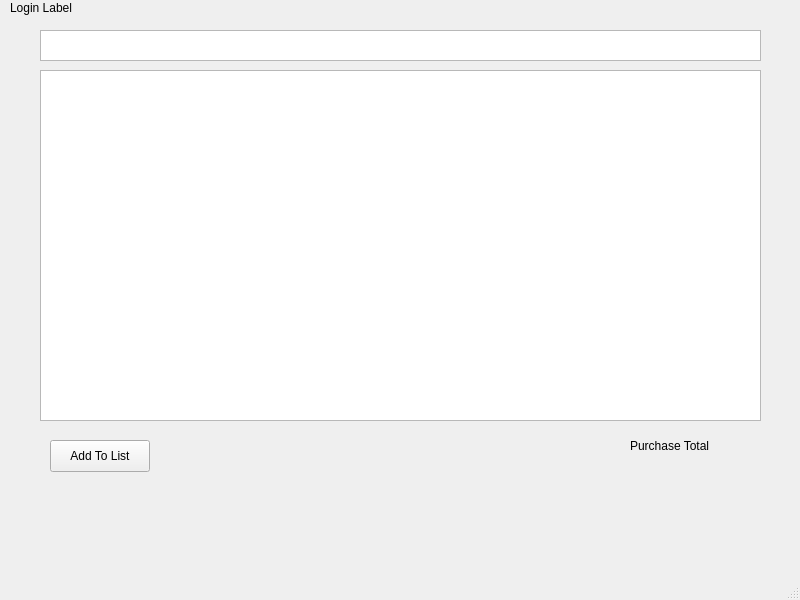
pjpassero/StoreManager, file pointofsaleview.ui: the form before one commit.
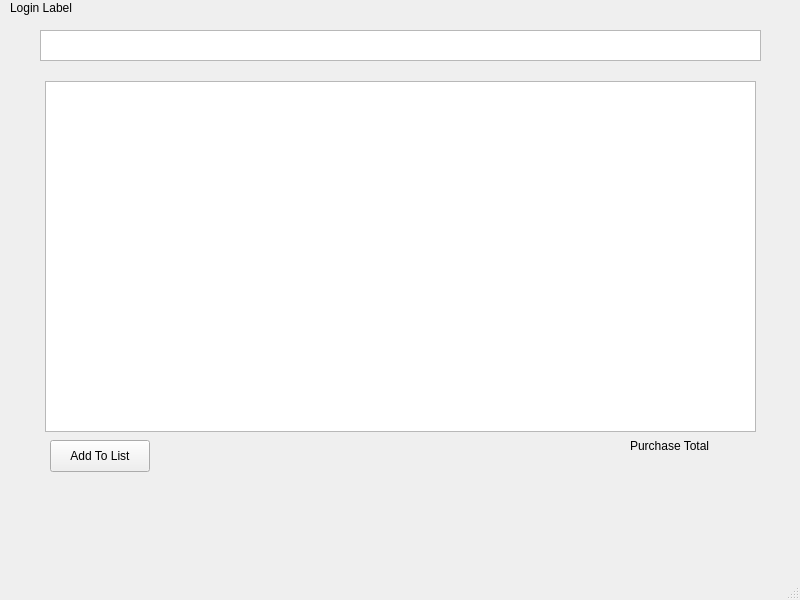
The form after the commit.

```diff
--- a/pointofsaleview.ui
+++ b/pointofsaleview.ui
@@ -27,16 +27,6 @@
      <string>Login Label</string>
     </property>
    </widget>
-   <widget class="QTableView" name="products">
-    <property name="geometry">
-     <rect>
-      <x>40</x>
-      <y>70</y>
-      <width>721</width>
-      <height>351</height>
-     </rect>
-    </property>
-   </widget>
    <widget class="QLabel" name="purchaseTotal">
     <property name="geometry">
      <rect>
@@ -73,6 +63,16 @@
      <string>Add To List</string>
     </property>
    </widget>
+   <widget class="QTableView" name="products">
+    <property name="geometry">
+     <rect>
+      <x>45</x>
+      <y>81</y>
+      <width>711</width>
+      <height>351</height>
+     </rect>
+    </property>
+   </widget>
   </widget>
   <widget class="QMenuBar" name="menubar">
    <property name="geometry">
```
